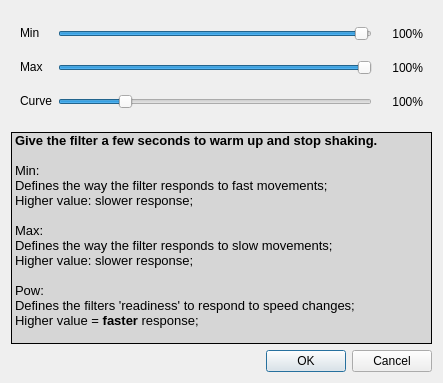
Above: filter-ewma2/ftnoir_ewma_filtercontrols.ui from opentrack/opentrack before the change. Below: the same form after it.
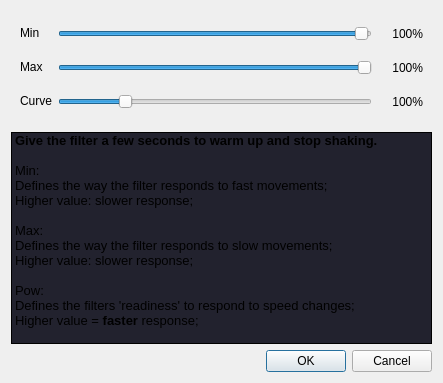
That is the form after the change. Icons and pictures are not drawn.

Patch:
```diff
--- a/filter-ewma2/ftnoir_ewma_filtercontrols.ui
+++ b/filter-ewma2/ftnoir_ewma_filtercontrols.ui
@@ -246,7 +246,7 @@
    <item>
     <widget class="QLabel" name="label_4">
      <property name="styleSheet">
-      <string notr="true">background-color: rgb(214, 214, 214);
+      <string notr="true">background-color: rgb(34, 34, 46);
 border-color: rgb(0, 0, 0);</string>
      </property>
      <property name="frameShape">
```
